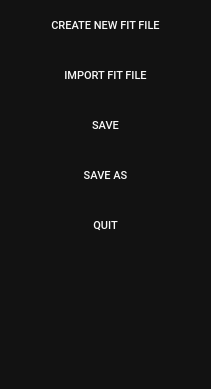
Above: resources/ui_menu.ui from scqubits/qfit before the change. Below: the same form after it.
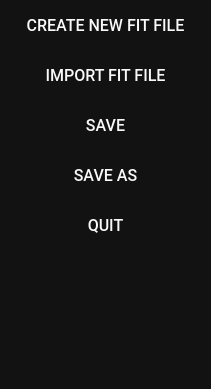
That is the form after the change.

Diff of the .ui file:
```diff
--- a/resources/ui_menu.ui
+++ b/resources/ui_menu.ui
@@ -23,7 +23,7 @@
 
 QPushButton {	
 	font-family: &quot;Roboto Medium&quot;;
-	font-size: 11px;
+	font-size: 16px;
 	color: rgb(249, 249, 249);
 	background-color: rgb(18, 18, 18);
 	border: none;
```
